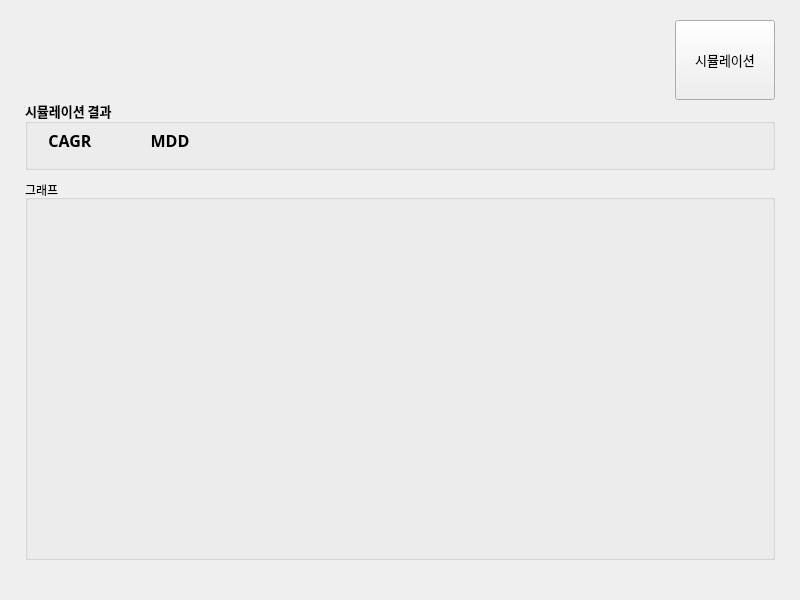
This is front.ui in lyy9257/NewsystockPortfolioPlugin as Qt 5 draws it before an edit. The edited form follows.
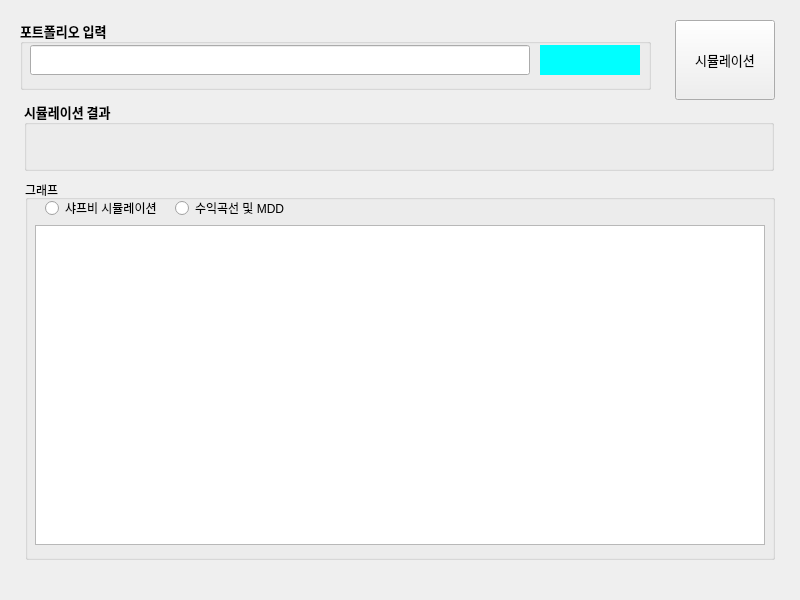
This is the edited form.

Commit message:
GUI 제작중
GUI 제작중

Patch:
```diff
--- a/front.ui
+++ b/front.ui
@@ -32,8 +32,8 @@
   <widget class="QGroupBox" name="groupBox">
    <property name="geometry">
     <rect>
-     <x>25</x>
-     <y>100</y>
+     <x>24</x>
+     <y>101</y>
      <width>750</width>
      <height>70</height>
     </rect>
@@ -49,56 +49,6 @@
    <property name="title">
     <string>시뮬레이션 결과</string>
    </property>
-   <widget class="QLabel" name="label">
-    <property name="geometry">
-     <rect>
-      <x>20</x>
-      <y>25</y>
-      <width>50</width>
-      <height>30</height>
-     </rect>
-    </property>
-    <property name="font">
-     <font>
-      <family>맑은 고딕</family>
-      <pointsize>12</pointsize>
-     </font>
-    </property>
-    <property name="text">
-     <string>CAGR</string>
-    </property>
-    <property name="alignment">
-     <set>Qt::AlignCenter</set>
-    </property>
-   </widget>
-   <widget class="QLabel" name="label_2">
-    <property name="geometry">
-     <rect>
-      <x>120</x>
-      <y>25</y>
-      <width>50</width>
-      <height>30</height>
-     </rect>
-    </property>
-    <property name="font">
-     <font>
-      <family>맑은 고딕</family>
-      <pointsize>12</pointsize>
-     </font>
-    </property>
-    <property name="contextMenuPolicy">
-     <enum>Qt::DefaultContextMenu</enum>
-    </property>
-    <property name="acceptDrops">
-     <bool>false</bool>
-    </property>
-    <property name="text">
-     <string>MDD</string>
-    </property>
-    <property name="alignment">
-     <set>Qt::AlignCenter</set>
-    </property>
-   </widget>
   </widget>
   <widget class="QGroupBox" name="groupBox_2">
    <property name="geometry">
@@ -112,6 +62,42 @@
    <property name="title">
     <string>그래프</string>
    </property>
+   <widget class="QRadioButton" name="radioButton">
+    <property name="geometry">
+     <rect>
+      <x>20</x>
+      <y>20</y>
+      <width>191</width>
+      <height>16</height>
+     </rect>
+    </property>
+    <property name="text">
+     <string>샤프비 시뮬레이션</string>
+    </property>
+   </widget>
+   <widget class="QRadioButton" name="radioButton_2">
+    <property name="geometry">
+     <rect>
+      <x>150</x>
+      <y>20</y>
+      <width>191</width>
+      <height>16</height>
+     </rect>
+    </property>
+    <property name="text">
+     <string>수익곡선 및 MDD</string>
+    </property>
+   </widget>
+   <widget class="QGraphicsView" name="graphicsView">
+    <property name="geometry">
+     <rect>
+      <x>10</x>
+      <y>45</y>
+      <width>730</width>
+      <height>320</height>
+     </rect>
+    </property>
+   </widget>
   </widget>
   <widget class="QPushButton" name="pushButton">
    <property name="geometry">
@@ -132,6 +118,89 @@
     <string>시뮬레이션</string>
    </property>
   </widget>
+  <widget class="QGroupBox" name="groupBox_3">
+   <property name="geometry">
+    <rect>
+     <x>20</x>
+     <y>20</y>
+     <width>631</width>
+     <height>70</height>
+    </rect>
+   </property>
+   <property name="font">
+    <font>
+     <family>맑은 고딕</family>
+     <pointsize>10</pointsize>
+     <weight>75</weight>
+     <bold>true</bold>
+    </font>
+   </property>
+   <property name="title">
+    <string>포트폴리오 입력</string>
+   </property>
+   <widget class="QLabel" name="ShowPFAmount">
+    <property name="geometry">
+     <rect>
+      <x>520</x>
+      <y>25</y>
+      <width>100</width>
+      <height>30</height>
+     </rect>
+    </property>
+    <property name="font">
+     <font>
+      <family>맑은 고딕</family>
+      <pointsize>12</pointsize>
+     </font>
+    </property>
+    <property name="contextMenuPolicy">
+     <enum>Qt::DefaultContextMenu</enum>
+    </property>
+    <property name="acceptDrops">
+     <bool>false</bool>
+    </property>
+    <property name="autoFillBackground">
+     <bool>false</bool>
+    </property>
+    <property name="styleSheet">
+     <string notr="true">background-color : rgb(0, 255, 255)</string>
+    </property>
+    <property name="frameShape">
+     <enum>QFrame::NoFrame</enum>
+    </property>
+    <property name="frameShadow">
+     <enum>QFrame::Raised</enum>
+    </property>
+    <property name="lineWidth">
+     <number>2</number>
+    </property>
+    <property name="text">
+     <string/>
+    </property>
+    <property name="scaledContents">
+     <bool>false</bool>
+    </property>
+    <property name="alignment">
+     <set>Qt::AlignCenter</set>
+    </property>
+    <property name="wordWrap">
+     <bool>false</bool>
+    </property>
+    <property name="indent">
+     <number>-1</number>
+    </property>
+   </widget>
+   <widget class="QLineEdit" name="lineEdit">
+    <property name="geometry">
+     <rect>
+      <x>10</x>
+      <y>25</y>
+      <width>500</width>
+      <height>30</height>
+     </rect>
+    </property>
+   </widget>
+  </widget>
  </widget>
  <resources/>
  <connections>
```
Left out of the diff: 2 changed lines with no effect on the pictures. The commit also changes 7 other files.
